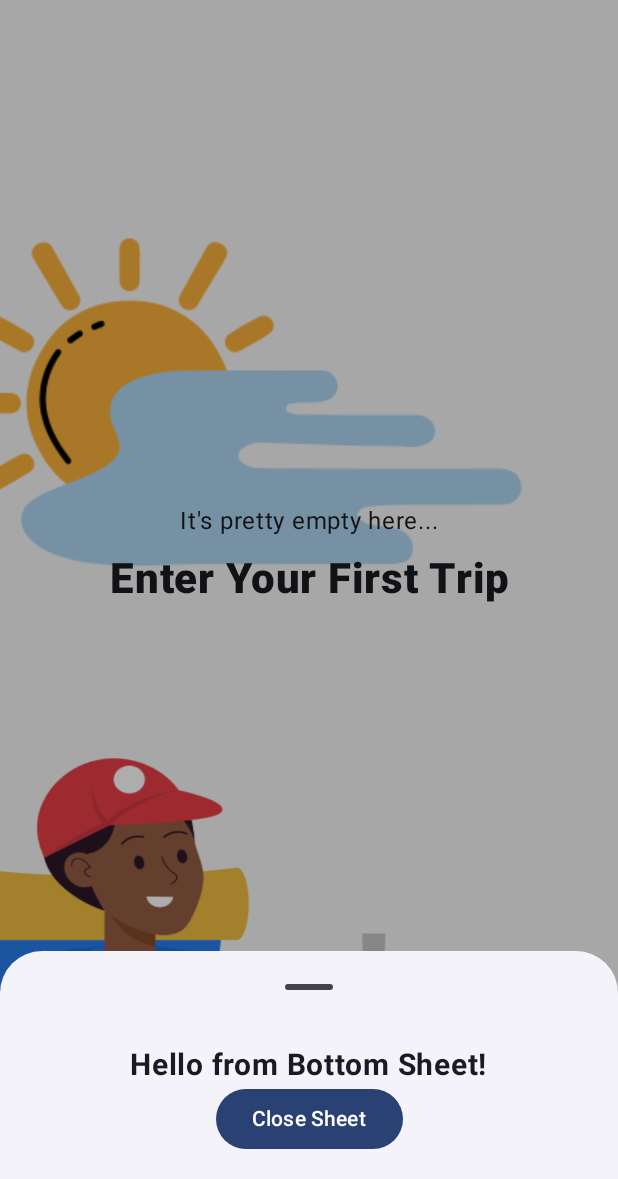
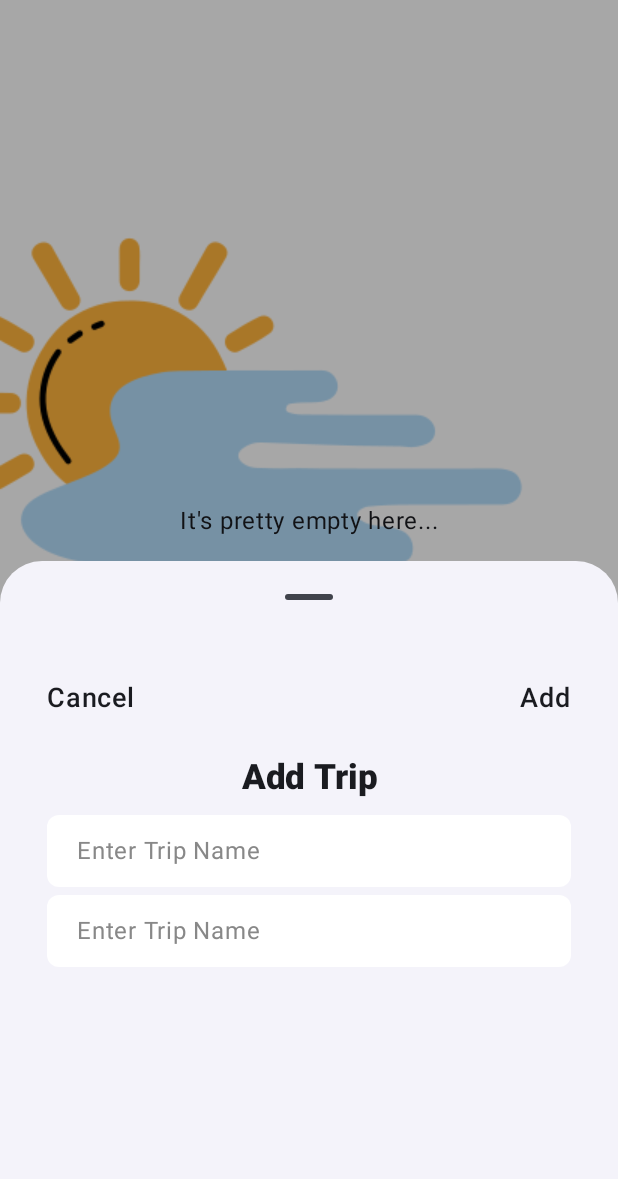
Before and after one commit to Harshtiwari8833/trip_guy, an Android app built with Jetpack Compose: the screen it shows after launch (MainActivity), after a tap on "Open Bottom Sheet", on a phone screen of 412 x 824 dp, the part 57-1236 px from its top. Run offline under Robolectric (Android 15) with nearby library versions, the light colour scheme and no system bars.

Commit message:
feat: Implement Trip Entry bottom sheet with custom UI and full-screen expansion
-   Implemented `BottomSheetLayout()` to create a custom bottom sheet with `Cancel` and `Add` buttons, "Add Trip" title, and editable trip name fields.
-   Added `BasicTextField` for inputting the trip name with placeholder text and custom text style.
-   Added `LaunchedEffect` to `BottomSheetContent` to expand the bottom sheet to full-screen when opened.
-   Customized the modal bottom sheet's appearance and layout, including handling cancel button, add button and a list of items.
-   Added a `ListItems` composable to display a list item with trip name and details.

```diff
--- a/app/src/main/java/com/maverickbits/tripguy/screen/TripEntry.kt
+++ b/app/src/main/java/com/maverickbits/tripguy/screen/TripEntry.kt
@@ -7,11 +7,16 @@ import androidx.compose.foundation.background
 import androidx.compose.foundation.layout.Arrangement
 import androidx.compose.foundation.layout.Box
 import androidx.compose.foundation.layout.Column
+import androidx.compose.foundation.layout.Row
 import androidx.compose.foundation.layout.fillMaxSize
 import androidx.compose.foundation.layout.fillMaxWidth
 import androidx.compose.foundation.layout.padding
 import androidx.compose.foundation.layout.size
 import androidx.compose.foundation.layout.statusBarsPadding
+import androidx.compose.foundation.layout.wrapContentHeight
+import androidx.compose.foundation.layout.wrapContentSize
+import androidx.compose.foundation.shape.RoundedCornerShape
+import androidx.compose.foundation.text.BasicTextField
 import androidx.compose.material.icons.Icons
 import androidx.compose.material.icons.filled.Add
 import androidx.compose.material3.ExperimentalMaterial3Api
@@ -23,6 +28,7 @@ import androidx.compose.material3.SheetState
 import androidx.compose.material3.Text
 import androidx.compose.material3.rememberModalBottomSheetState
 import androidx.compose.runtime.Composable
+import androidx.compose.runtime.LaunchedEffect
 import androidx.compose.runtime.getValue
 import androidx.compose.runtime.mutableStateOf
 import androidx.compose.runtime.remember
@@ -30,9 +36,11 @@ import androidx.compose.runtime.rememberCoroutineScope
 import androidx.compose.runtime.setValue
 import androidx.compose.ui.Alignment
 import androidx.compose.ui.Modifier
+import androidx.compose.ui.graphics.Color
 import androidx.compose.ui.graphics.painter.Painter
 import androidx.compose.ui.layout.ContentScale
 import androidx.compose.ui.res.painterResource
+import androidx.compose.ui.text.TextStyle
 import androidx.compose.ui.text.font.FontWeight
 import androidx.compose.ui.text.style.TextAlign
 import androidx.compose.ui.tooling.preview.Preview
@@ -41,10 +49,9 @@ import androidx.compose.ui.unit.sp
 import com.maverickbits.tripguy.R
 import com.maverickbits.tripguy.ui.theme.Purple40
 import com.maverickbits.tripguy.ui.theme.background
-
+@Preview(showBackground = true, showSystemUi = true, device = "spec:width=411dp,height=891dp")
 @SuppressLint("UnusedMaterial3ScaffoldPaddingParameter")
 @OptIn(ExperimentalMaterial3Api::class)
-@Preview(showBackground = true, showSystemUi = true, device = "spec:width=411dp,height=891dp")
 @Composable
 fun TripEntry() {
     val sheetState = rememberModalBottomSheetState()
@@ -132,20 +139,145 @@ fun BackgroundImage() {
 @OptIn(ExperimentalMaterial3Api::class)
 @Composable
 fun BottomSheetContent(sheetState: SheetState, onDismiss: () -> Unit) {
+
+    LaunchedEffect(Unit) {
+        sheetState.expand() // 🔥 Expands the bottom sheet to full-screen when opened
+    }
+
     ModalBottomSheet(
         onDismissRequest = onDismiss,
-        sheetState = sheetState
+        sheetState = sheetState,
+        modifier = Modifier.fillMaxSize()
+
     ) {
-        Column(
+        BottomSheetLayout()
+
+    }
+}
+
+
+@Composable
+fun BottomSheetLayout(){
+    var textTitleState by remember {
+        mutableStateOf("")
+    }
+    var textTitleState1 by remember {
+        mutableStateOf("")
+    }
+    Column(
+        Modifier
+            .fillMaxWidth()
+            .padding(16.dp),
+        horizontalAlignment = Alignment.CenterHorizontally,
+        verticalArrangement = Arrangement.Center
+    ){
+        Row(
             Modifier
                 .fillMaxWidth()
-                .padding(16.dp),
-            horizontalAlignment = Alignment.CenterHorizontally
+                .wrapContentHeight()
+                .padding(15.dp), horizontalArrangement = Arrangement.SpaceBetween
+        ){
+            Text(
+                text = "Cancel",
+                fontSize = 18.sp,
+                fontWeight = FontWeight.Medium,
+            )
+            Text(
+                text = "Add",
+                fontSize = 18.sp,
+                fontWeight = FontWeight.Medium
+            )
+        }
+        Text(
+            text = "Add Trip",
+            fontSize = 23.sp,
+            fontWeight = FontWeight.W900,
+            textAlign = TextAlign.Center ,// Ensures text itself is centered
+            modifier = Modifier.padding(vertical = 12.dp)
+        )
+        Row(
+            verticalAlignment = Alignment.CenterVertically,
+            horizontalArrangement = Arrangement.Start,
+            modifier = Modifier
+                .padding(horizontal = 15.dp)
+                .background(Color.White, shape = RoundedCornerShape(8.dp)) // TextField background color
+                .wrapContentHeight()
+                .fillMaxWidth()
+                .padding(horizontal = 20.dp, vertical = 12.dp),
         ) {
-            Text("Hello from Bottom Sheet!", fontSize = 20.sp, fontWeight = FontWeight.Bold)
-            androidx.compose.material3.Button(onClick = onDismiss) {
-                Text("Close Sheet")
+
+            BasicTextField(value = textTitleState,
+                onValueChange = { textTitleState = it },
+                Modifier.wrapContentSize(),
+                textStyle = TextStyle(
+                    Color.Black, 16.sp,
+                    FontWeight.Bold
+                ),
+                decorationBox = {
+                    Box {
+                        if (textTitleState.isEmpty())
+                            Text("Enter Trip Name", fontSize = 16.sp, color = Color.Gray)
+                        it()
+                    }
+                })
+        }
+
+        Row( Modifier
+            .fillMaxWidth()
+            .wrapContentHeight().padding(vertical = 5.dp)
+        ) {
+
+            Row(
+                verticalAlignment = Alignment.CenterVertically,
+                horizontalArrangement = Arrangement.Start,
+                modifier = Modifier
+                    .padding(horizontal = 15.dp)
+                    .background(Color.White, shape = RoundedCornerShape(8.dp)) // TextField background color
+                    .wrapContentHeight()
+                    .fillMaxWidth()
+                    .padding(horizontal = 20.dp, vertical = 12.dp),
+            ) {
+
+                BasicTextField(value = textTitleState1,
+                    onValueChange = { textTitleState1 = it },
+                    Modifier.wrapContentSize(),
+                    textStyle = TextStyle(
+                        Color.Black, 16.sp,
+                        FontWeight.Bold
+                    ),
+                    decorationBox = {
+                        Box {
+                            if (textTitleState1.isEmpty())
+                                Text("Enter Trip Name", fontSize = 16.sp, color = Color.Gray)
+                            it()
+                        }
+                    })
             }
+
+
         }
+
     }
 }
+
+
+@Composable
+fun ListItems(){
+    Column(
+        modifier = Modifier
+            .fillMaxWidth()
+            .wrapContentHeight()
+            .padding(horizontal = 20.dp, vertical = 4.dp)
+            .background(Color.White, shape = RoundedCornerShape(8.dp))
+            .padding(vertical = 13.dp, horizontal = 10.dp),
+        verticalArrangement = Arrangement.Center,
+
+    ){
+        Text("Gujarat",  fontSize = 20.sp,
+            fontWeight = FontWeight.W500,
+            modifier = Modifier.padding(4.dp))
+        Text("3 Members | Yesterday at 5:55 PM",  fontSize = 14.sp,
+            fontWeight = FontWeight.W300,
+            modifier = Modifier.padding(4.dp))
+    }
+}
```
